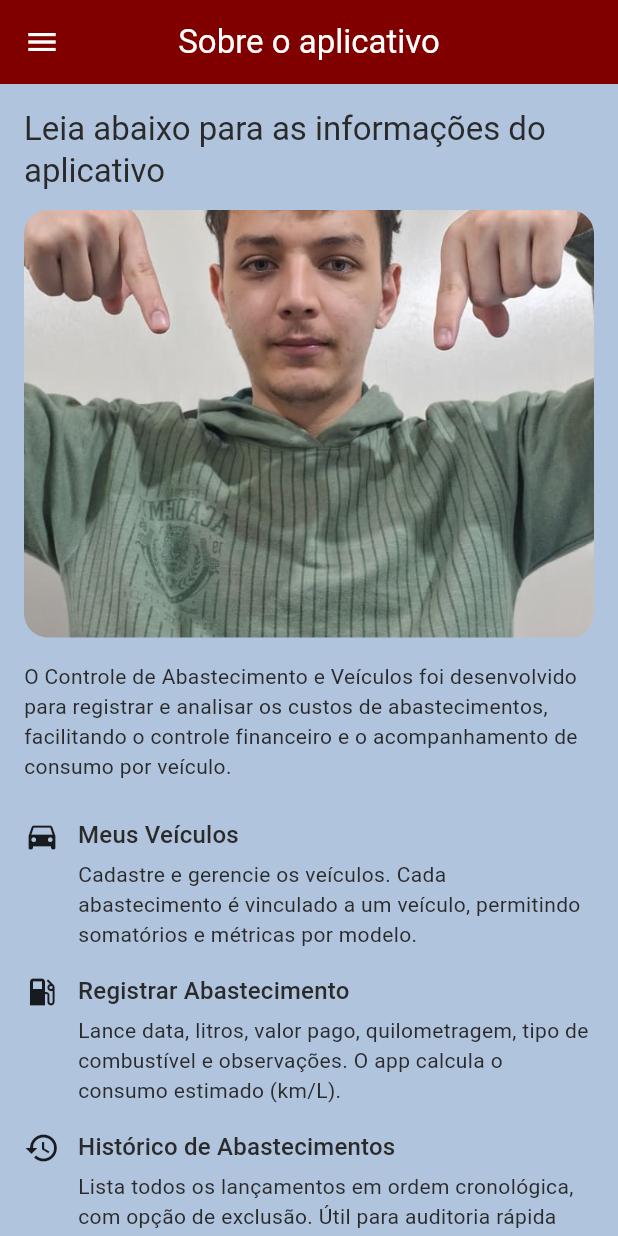
After one commit to cdelmatta/-Aplicativo-de-Controle-de-Abastecimento-e-Ve-culos, a Flutter app: the AboutPage screen opened by its route, on a phone screen of 412 x 824 dp. The commit adds this screen. Run offline on Flutter 3.47's test engine with Material 3 defaults, Android fonts, the phone set to English and light mode, and no system bars; our stand-ins replace cloud_firestore, firebase_auth, firebase_core, fl_chart; accounts and stored records are empty.

Commit message:
feat(about): item no Drawer e página 'Sobre o aplicativo' com foto e descrição das funcionalidades

```diff
--- /dev/null
+++ b/lib/src/about/about_page.dart
@@ -0,0 +1,125 @@
+import 'package:flutter/material.dart';
+import '../widgets/app_drawer.dart';
+
+class AboutPage extends StatelessWidget {
+  const AboutPage({super.key});
+
+  static const String imgPath = 'assets/images/sobre_foto.jpg';
+
+  @override
+  Widget build(BuildContext context) {
+    return Scaffold(
+      appBar: AppBar(title: const Text('Sobre o aplicativo')),
+      drawer: const AppDrawer(),
+      body: SingleChildScrollView(
+        padding: const EdgeInsets.all(16),
+        child: Column(
+          crossAxisAlignment: CrossAxisAlignment.start,
+          children: [
+            // Título pedido
+            Text(
+              'Leia abaixo para as informações do aplicativo',
+              style: Theme.of(context).textTheme.titleLarge,
+            ),
+            const SizedBox(height: 12),
+
+            // Foto
+            ClipRRect(
+              borderRadius: BorderRadius.circular(16),
+              child: AspectRatio(
+                aspectRatio: 4 / 3,
+                child: Image.asset(
+                  imgPath,
+                  fit: BoxFit.cover,
+                  errorBuilder: (_, __, ___) => Container(
+                    color: Colors.black12,
+                    alignment: Alignment.center,
+                    child: const Text('Imagem não encontrada em assets/images/sobre_foto.jpg'),
+                  ),
+                ),
+              ),
+            ),
+            const SizedBox(height: 16),
+
+            // Descrição geral
+            Text(
+              'O Controle de Abastecimento e Veículos foi desenvolvido para registrar e analisar os custos de abastecimentos, '
+              'facilitando o controle financeiro e o acompanhamento de consumo por veículo.',
+              style: Theme.of(context).textTheme.bodyMedium,
+            ),
+            const SizedBox(height: 16),
+
+            // Seções explicativas
+            _Section(
+              icon: Icons.directions_car,
+              title: 'Meus Veículos',
+              text:
+                  'Cadastre e gerencie os veículos. Cada abastecimento é vinculado a um veículo, permitindo somatórios e métricas por modelo.',
+            ),
+            _Section(
+              icon: Icons.local_gas_station,
+              title: 'Registrar Abastecimento',
+              text:
+                  'Lance data, litros, valor pago, quilometragem, tipo de combustível e observações. O app calcula o consumo estimado (km/L).',
+            ),
+            _Section(
+              icon: Icons.history,
+              title: 'Histórico de Abastecimentos',
+              text:
+                  'Lista todos os lançamentos em ordem cronológica, com opção de exclusão. Útil para auditoria rápida dos gastos.',
+            ),
+            _Section(
+              icon: Icons.show_chart,
+              title: 'Gráficos',
+              text:
+                  'Visualização dos custos consolidados por veículo, ajudando a identificar qual tem maior impacto no orçamento.',
+            ),
+            _Section(
+              icon: Icons.account_circle_outlined,
+              title: 'Conta / Sair',
+              text:
+                  'Área de autenticação. Assegura que seus dados fiquem associados ao seu usuário.',
+            ),
+
+            const SizedBox(height: 8),
+            Text(
+              'Dica: mantenha os registros sempre atualizados para que as métricas e gráficos reflitam a realidade de consumo.',
+              style: Theme.of(context).textTheme.bodySmall,
+            ),
+          ],
+        ),
+      ),
+    );
+  }
+}
+
+class _Section extends StatelessWidget {
+  final IconData icon;
+  final String title;
+  final String text;
+  const _Section({required this.icon, required this.title, required this.text});
+
+  @override
+  Widget build(BuildContext context) {
+    return Padding(
+      padding: const EdgeInsets.only(top: 8, bottom: 8),
+      child: Row(
+        crossAxisAlignment: CrossAxisAlignment.start,
+        children: [
+          Icon(icon),
+          const SizedBox(width: 12),
+          Expanded(
+            child: Column(
+              crossAxisAlignment: CrossAxisAlignment.start,
+              children: [
+                Text(title, style: Theme.of(context).textTheme.titleMedium),
+                const SizedBox(height: 4),
+                Text(text),
+              ],
+            ),
+          ),
+        ],
+      ),
+    );
+  }
+}
--- a/lib/src/app.dart
+++ b/lib/src/app.dart
@@ -10,6 +10,8 @@ import 'abastecimentos/abastecimento_page.dart';
 import 'relatorios/graficos_page.dart';
 import 'abastecimentos/novo_abastecimento_page.dart';
 import 'veiculos/novo_veiculo_page.dart';
+import 'about/about_page.dart';
+
 class MyApp extends StatelessWidget {
   const MyApp({super.key});
   @override
@@ -33,7 +35,7 @@ class MyApp extends StatelessWidget {
           '/abastecimentos': (_) => const AbastecimentoPage(),
           '/graficos': (_) => const GraficosPage(),
           '/abastecimentos/novo': (_) => const NovoAbastecimentoPage(),
-
+          '/sobre': (_) => const AboutPage(),
         },
       ),
     );
--- a/lib/src/widgets/app_drawer.dart
+++ b/lib/src/widgets/app_drawer.dart
@@ -12,7 +12,12 @@ class AppDrawer extends StatelessWidget {
         child: ListView(
           children: [
             const DrawerHeader(
-              child: Center(child: Text('Controle de Abastecimento', style: TextStyle(fontSize: 18))),
+              child: Center(
+                child: Text(
+                  'Controle de Abastecimento',
+                  style: TextStyle(fontSize: 18),
+                ),
+              ),
             ),
             ListTile(
               leading: const Icon(Icons.directions_car),
@@ -22,18 +27,29 @@ class AppDrawer extends StatelessWidget {
             ListTile(
               leading: const Icon(Icons.local_gas_station),
               title: const Text('Registrar Abastecimento'),
-              onTap: () => Navigator.pushReplacementNamed(context, '/abastecimentos/novo'),
+              onTap: () => Navigator.pushReplacementNamed(
+                context,
+                '/abastecimentos/novo',
+              ),
             ),
             ListTile(
               leading: const Icon(Icons.history),
               title: const Text('Histórico de Abastecimentos'),
-              onTap: () => Navigator.pushReplacementNamed(context, '/abastecimentos'),
+              onTap: () =>
+                  Navigator.pushReplacementNamed(context, '/abastecimentos'),
             ),
             ListTile(
               leading: const Icon(Icons.insights),
               title: const Text('Gráficos'),
               onTap: () => Navigator.pushReplacementNamed(context, '/graficos'),
             ),
+
+            ListTile(
+              leading: const Icon(Icons.info_outline),
+              title: const Text('Sobre o aplicativo'),
+              onTap: () => Navigator.pushNamed(context, '/sobre'),
+            ),
+
             const Divider(),
             ListTile(
               leading: const Icon(Icons.logout),
@@ -41,7 +57,11 @@ class AppDrawer extends StatelessWidget {
               onTap: () async {
                 await context.read<AuthService>().signOut();
                 if (context.mounted) {
-                  Navigator.pushNamedAndRemoveUntil(context, '/login', (_) => false);
+                  Navigator.pushNamedAndRemoveUntil(
+                    context,
+                    '/login',
+                    (_) => false,
+                  );
                 }
               },
             ),
```
Also changed, not shown: assets/images/sobre_foto.jpg (added).
